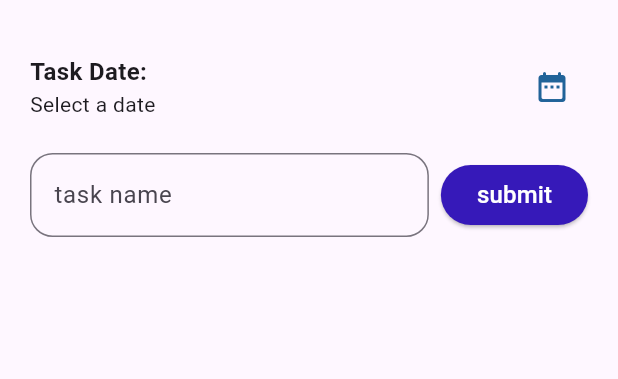
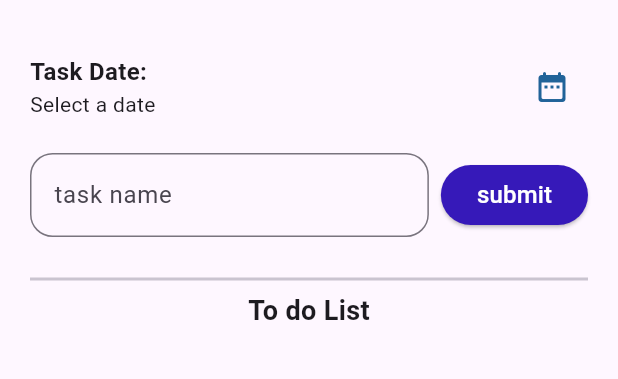
Before and after one commit to iamanggi/TodoApp_0123, a Flutter app: the screen it shows after launch, on a phone screen of 412 x 824 dp, the part 63-442 px from its top. Run offline on Flutter 3.47's test engine with Material 3 defaults, Android fonts, the phone set to English and light mode, and no system bars.

Commit message:
menambahkan text to do list

```diff
--- a/lib/todo_app.dart
+++ b/lib/todo_app.dart
@@ -71,6 +71,10 @@ class _TodoAppState extends State<TodoApp> {
                   ))
                 ]
               ),
+              const SizedBox(height: 20),
+              const Divider(thickness: 2),
+              const Text('To do List', style: TextStyle(fontSize: 18, fontWeight: FontWeight.bold),),
+
             ],
           ),
         ),
```
